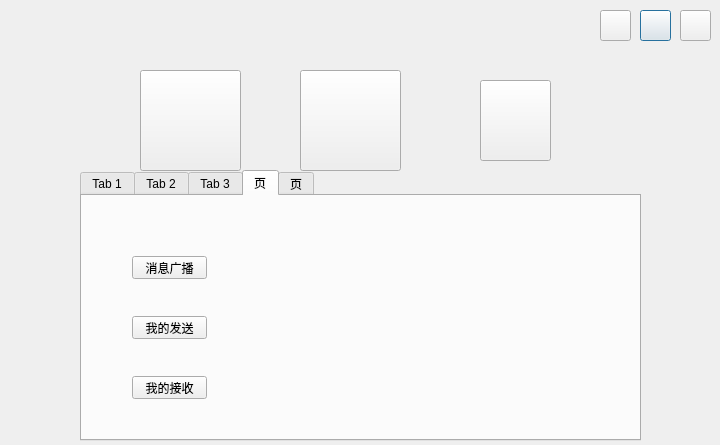
xurongchen/CIP, file adminoper.ui: the form before one commit.
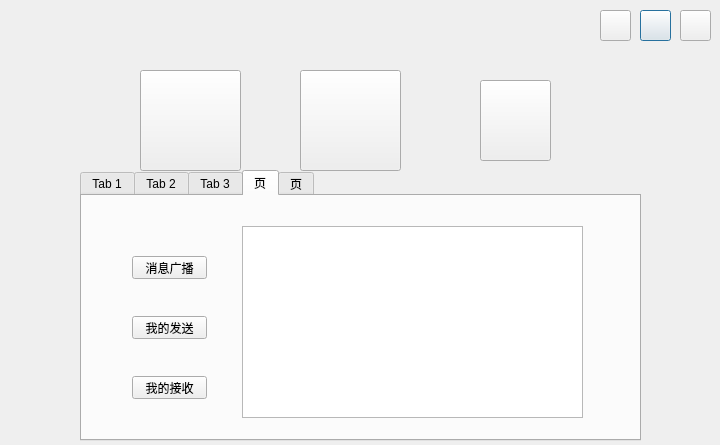
The form after the commit. The open tabs and pages were chosen to show the change. Icons and pictures are not drawn.

Commit message: fix no username bug but still have bug in show send info

The edit to the form file:
```diff
--- a/adminoper.ui
+++ b/adminoper.ui
@@ -518,6 +518,16 @@
       <string>我的接收</string>
      </property>
     </widget>
+    <widget class="QTableView" name="TVSend">
+     <property name="geometry">
+      <rect>
+       <x>160</x>
+       <y>30</y>
+       <width>341</width>
+       <height>192</height>
+      </rect>
+     </property>
+    </widget>
    </widget>
    <widget class="QWidget" name="tab_7">
     <attribute name="title">
```
Left out of the diff: 2 changed lines with no effect on the pictures. The commit also changes 9 other files.
